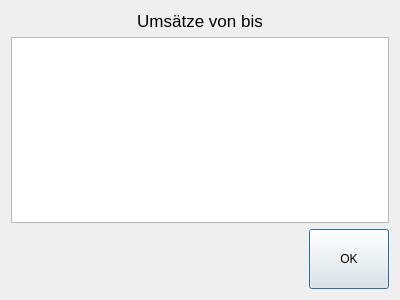
Before: the Qt Designer form src/ui/salesinfo.ui in DatabasesWorks/QRK-Cash-Register, drawn with Qt 5.
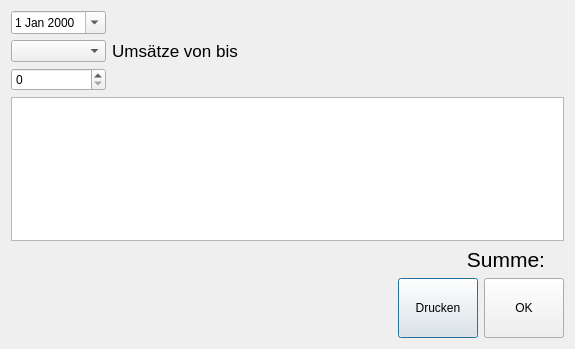
After: the same form once the commit is applied. Icons and pictures are not drawn. Custom widgets are drawn as their Qt base class.

```diff
--- a/src/ui/salesinfo.ui
+++ b/src/ui/salesinfo.ui
@@ -6,17 +6,36 @@
    <rect>
     <x>0</x>
     <y>0</y>
-    <width>400</width>
-    <height>300</height>
+    <width>575</width>
+    <height>349</height>
    </rect>
   </property>
   <property name="windowTitle">
    <string>Umsatz Info</string>
   </property>
-  <layout class="QHBoxLayout" name="horizontalLayout_2">
+  <layout class="QVBoxLayout" name="verticalLayout_3">
+   <item>
+    <layout class="QVBoxLayout" name="verticalLayout_2">
+     <item>
+      <layout class="QHBoxLayout" name="horizontalLayout_3">
    <item>
     <layout class="QVBoxLayout" name="verticalLayout">
      <item>
+          <widget class="QDateEdit" name="day">
+           <property name="calendarPopup">
+            <bool>true</bool>
+           </property>
+          </widget>
+         </item>
+         <item>
+          <widget class="QComboBox" name="month"/>
+         </item>
+         <item>
+          <widget class="QSpinBox" name="year"/>
+         </item>
+        </layout>
+       </item>
+       <item>
       <widget class="QLabel" name="label">
        <property name="font">
         <font>
@@ -33,9 +52,27 @@
         <set>Qt::AlignCenter</set>
        </property>
        <property name="wordWrap">
-        <bool>true</bool>
-       </property>
-      </widget>
+          <bool>false</bool>
+         </property>
+        </widget>
+       </item>
+       <item>
+        <spacer name="horizontalSpacer_2">
+         <property name="orientation">
+          <enum>Qt::Horizontal</enum>
+         </property>
+         <property name="sizeType">
+          <enum>QSizePolicy::MinimumExpanding</enum>
+         </property>
+         <property name="sizeHint" stdset="0">
+          <size>
+           <width>0</width>
+           <height>0</height>
+          </size>
+         </property>
+        </spacer>
+       </item>
+      </layout>
      </item>
      <item>
       <widget class="QTableView" name="salesView">
@@ -71,6 +108,54 @@
        </attribute>
       </widget>
      </item>
+     <item>
+      <layout class="QHBoxLayout" name="horizontalLayout_2">
+       <item>
+        <spacer name="horizontalSpacer_3">
+         <property name="orientation">
+          <enum>Qt::Horizontal</enum>
+         </property>
+         <property name="sizeHint" stdset="0">
+          <size>
+           <width>40</width>
+           <height>20</height>
+          </size>
+         </property>
+        </spacer>
+       </item>
+       <item>
+        <widget class="QLabel" name="label_2">
+         <property name="font">
+          <font>
+           <pointsize>16</pointsize>
+           <weight>50</weight>
+           <bold>false</bold>
+          </font>
+         </property>
+         <property name="text">
+          <string>Summe:</string>
+         </property>
+         <property name="alignment">
+          <set>Qt::AlignRight|Qt::AlignTrailing|Qt::AlignVCenter</set>
+         </property>
+        </widget>
+       </item>
+       <item>
+        <widget class="QLabel" name="sumLabel">
+         <property name="font">
+          <font>
+           <pointsize>16</pointsize>
+           <weight>75</weight>
+           <bold>true</bold>
+          </font>
+         </property>
+         <property name="text">
+          <string/>
+         </property>
+        </widget>
+       </item>
+      </layout>
+     </item>
      <item>
       <layout class="QHBoxLayout" name="horizontalLayout">
        <item>
@@ -86,6 +171,29 @@
          </property>
         </spacer>
        </item>
+       <item>
+        <widget class="QPushButton" name="printButton">
+         <property name="minimumSize">
+          <size>
+           <width>0</width>
+           <height>60</height>
+          </size>
+         </property>
+         <property name="text">
+          <string>Drucken</string>
+         </property>
+         <property name="icon">
+          <iconset resource="../../qrk.qrc">
+           <normaloff>:/src/icons/print.png</normaloff>:/src/icons/print.png</iconset>
+         </property>
+         <property name="iconSize">
+          <size>
+           <width>32</width>
+           <height>32</height>
+          </size>
+         </property>
+        </widget>
+       </item>
        <item>
         <widget class="QrkPushButton" name="closePushButton">
          <property name="minimumSize">
```
Left out of the diff: 5 changed lines with no effect on the pictures. Lines whose indentation alone changed are shown as unchanged.
